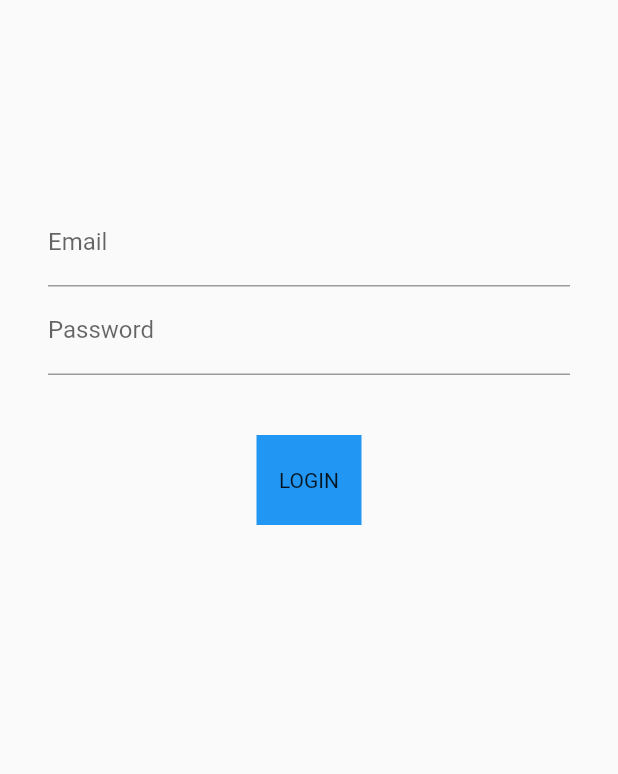
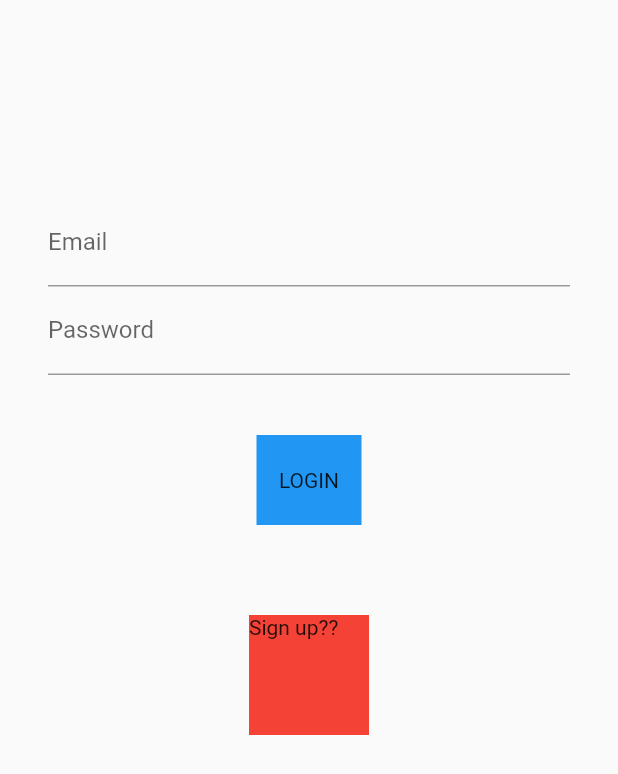
Before and after one commit to ahmadexe/Flutter-Firebase-Email-Auth, a Flutter app: the screen it shows after launch, on a phone screen of 412 x 824 dp. Shown: the top 774 px of the screen. Run offline on Flutter 3.47's test engine with Material 2 defaults, Android fonts, the phone set to English and light mode, and no system bars; our stand-ins replace firebase_auth, firebase_core, get; accounts and stored records are empty.

Commit message:
Adding sign up

```diff
--- a/lib/main.dart
+++ b/lib/main.dart
@@ -3,6 +3,7 @@ import 'package:firebase_core/firebase_core.dart';
 import 'package:flutter/material.dart';
 import 'package:flutter_email_auth/screens/home_screen.dart';
 import 'package:flutter_email_auth/screens/login_screen.dart';
+import 'package:get/get.dart';
 
 Future main() async {
   WidgetsFlutterBinding.ensureInitialized();
@@ -15,7 +16,7 @@ class MyApp extends StatelessWidget {
 
   @override
   Widget build(BuildContext context) {
-    return MaterialApp(
+    return GetMaterialApp(
         home: StreamBuilder<User?>(
       stream: FirebaseAuth.instance.authStateChanges(),
       builder: (context, snapshot) {
--- a/lib/screens/home_screen.dart
+++ b/lib/screens/home_screen.dart
@@ -1,5 +1,9 @@
+import 'package:flutter/gestures.dart';
 import 'package:flutter/material.dart';
+import 'package:flutter_email_auth/screens/signup_screen.dart';
 import 'package:flutter_email_auth/services/auth_services.dart';
+import 'package:get/get.dart';
+import 'package:get/get_core/src/get_main.dart';
 
 class HomePage extends StatelessWidget {
   HomePage({Key? key}) : super(key: key);
@@ -53,6 +57,18 @@ class HomePage extends StatelessWidget {
                   ),
                 ),
               ),
+            ),
+            SizedBox(height: 60,),
+            InkWell(
+              onTap: () {
+                Get.to(SignUp());
+              },
+              child: Container(
+                height: 80,
+                width: 80,
+                color: Colors.red,
+                child: Text("Sign up??"),
+              ),
             )
           ],
         ),
--- a/lib/screens/signup_screen.dart
+++ b/lib/screens/signup_screen.dart
@@ -38,8 +38,8 @@ class SignUp extends StatelessWidget {
             Align(
               alignment: Alignment.center,
               child: InkWell(
-                onTap: () {
-                  _auth.SignIn(
+                onTap: () async {
+                  await _auth.Signup(
                       email: emailController.text.trim(),
                       password: passwordController.text.trim());
                 },
--- a/lib/services/auth_services.dart
+++ b/lib/services/auth_services.dart
@@ -12,7 +12,7 @@ class AuthServices {
     }
   }
 
-  Future SignUp({required email, required password}) async {
+  Future Signup({required email, required password}) async {
     try {
       await _auth.createUserWithEmailAndPassword(email: email, password: password);
     } catch (e) {
--- a/pubspec.yaml
+++ b/pubspec.yaml
@@ -36,6 +36,7 @@ dependencies:
   cupertino_icons: ^1.0.2
   firebase_core: ^1.14.1
   firebase_auth: ^3.3.14
+  get: ^4.6.1
 dev_dependencies:
   flutter_test:
     sdk: flutter
```
Also changed, not shown: pubspec.lock.
